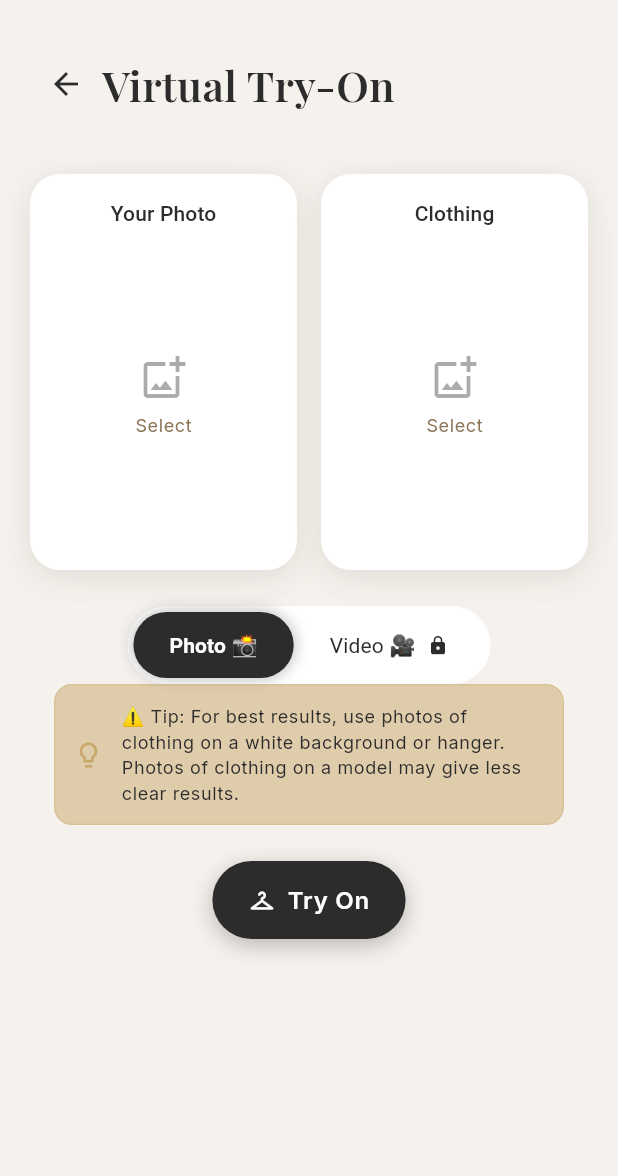
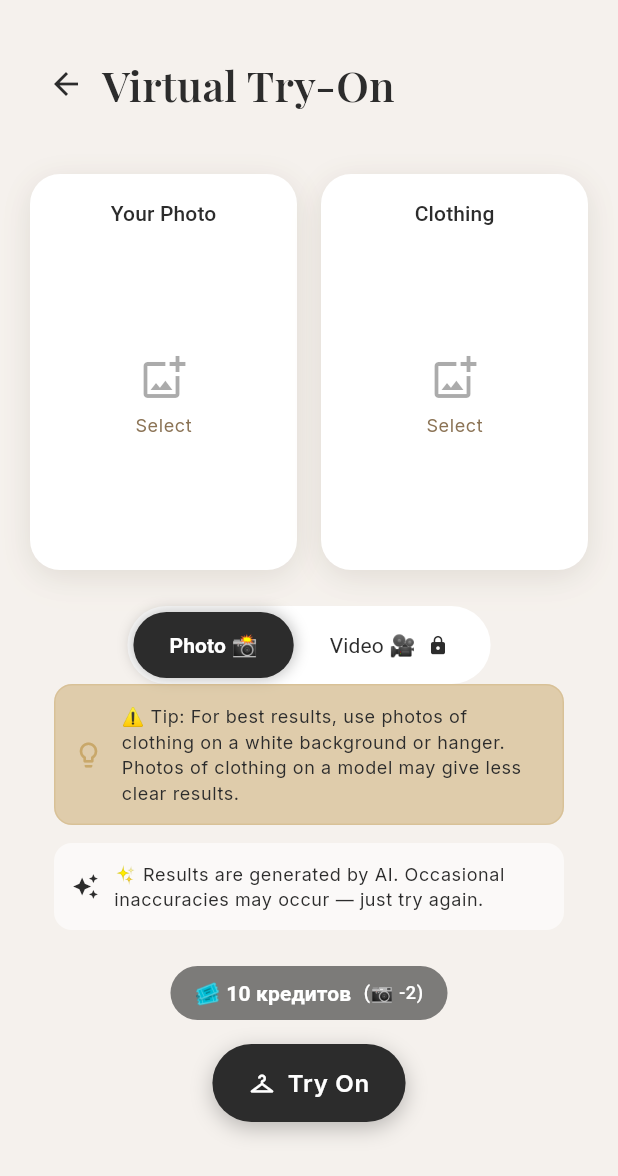
Before and after one commit to kaurinho-svg/waura_backend, a Flutter app: the VogueTryOnScreen screen opened by its route, on a phone screen of 412 x 824 dp. Shown: the top 1176 px of the screen. Run offline on Flutter 3.47's test engine with Material 3 defaults, Android fonts, the light colour scheme and no system bars; our stand-ins replace cached_network_image, flutter_markdown, google_fonts, image_picker, share_plus, shared_preferences and 2 more; missing offline and left inert: gal, media_store_plus; accounts and stored records are empty.

Commit message:
feat: credit system

```diff
--- a/assets/translations/en.json
+++ b/assets/translations/en.json
@@ -249,6 +249,7 @@
     "try_on_step_2": "Step 2/2: Animating video (~40s)...",
     "try_on_processing": "Putting on clothes...",
     "try_on_clothing_warning": "⚠️ Tip: For best results, use photos of clothing on a white background or hanger. Photos of clothing on a model may give less clear results.",
+    "try_on_ai_disclaimer": "✨ Results are generated by AI. Occasional inaccuracies may occur — just try again.",
     "try_on_error_select_both": "Select both photos (you and clothing)",
     "try_on_section_result": "Result",
     "try_on_save_success": "Saved to My Looks!",
--- a/assets/translations/kk.json
+++ b/assets/translations/kk.json
@@ -245,6 +245,7 @@
     "try_on_step_2": "2/2 қадам: Видеоны жандандыру (~40 сек)...",
     "try_on_processing": "Киініп жатырмыз...",
     "try_on_clothing_warning": "⚠️ Кеңес: Жақсы нәтиже үшін ақ фонда немесе ілгіште тұрған киім фотосын пайдаланыңыз. Модельдегі киім фотосы нәтижені нашар етуі мүмкін.",
+    "try_on_ai_disclaimer": "✨ Нәтижені жасанды интеллект жасайды. Кейде қателер болуы мүмкін — қайтадан көріңіз.",
     "try_on_error_select_both": "Екі фотоны да таңдаңыз (өзіңіз және киім)",
     "try_on_section_result": "Нәтиже",
     "try_on_save_success": "«Менің образдарым» бөлімінде сақталды",
--- a/assets/translations/ru.json
+++ b/assets/translations/ru.json
@@ -244,6 +244,7 @@
     "try_on_step_2": "Шаг 2/2: Оживляем видео (занимает ~40 сек)...",
     "try_on_processing": "Надеваем одежду...",
     "try_on_clothing_warning": "⚠️ Совет: Для лучшего результата используйте фото одежды на белом фоне или вешалке. Фото одежды на модели может дать менее четкий результат.",
+    "try_on_ai_disclaimer": "✨ Результат создаётся нейросетью. Иногда возможны неточности — просто попробуйте ещё раз.",
     "try_on_error_select_both": "Выберите оба фото (себя и одежды)",
     "try_on_section_result": "Результат",
     "try_on_save_success": "Образ сохранён в «Мои образы»",
--- a/backend_server/requirements.txt
+++ b/backend_server/requirements.txt
@@ -10,3 +10,4 @@ duckduckgo-search>=5.3.0
 meilisearch>=0.28.0
 httpx>=0.25.0
 requests>=2.31.0
+supabase>=2.0.0
--- a/lib/models/app_user.dart
+++ b/lib/models/app_user.dart
@@ -13,6 +13,9 @@ class AppUser {
   // Premium Status
   final bool isPremium;
 
+  // Try-On Credits
+  final int tryOnCredits;
+
   const AppUser({
     required this.name,
     required this.email,
@@ -20,6 +23,7 @@ class AppUser {
     required this.role,
     this.storeIds = const [],
     this.isPremium = false,
+    this.tryOnCredits = 10,
   });
 
   Map<String, dynamic> toJson() => {
@@ -29,6 +33,7 @@ class AppUser {
         "role": role.name,
         "storeIds": storeIds,
         "is_premium": isPremium,
+        "try_on_credits": tryOnCredits,
       };
 
   static AppUser fromJson(Map<String, dynamic> json) {
@@ -42,6 +47,7 @@ class AppUser {
       role: UserRole.values.byName(roleStr),
       storeIds: (json["storeIds"] as List?)?.cast<String>() ?? [],
       isPremium: (json["is_premium"] as bool?) ?? false,
+      tryOnCredits: (json["try_on_credits"] as int?) ?? 10,
     );
   }
 
@@ -59,6 +65,7 @@ class AppUser {
     UserRole? role,
     List<String>? storeIds,
     bool? isPremium,
+    int? tryOnCredits,
   }) {
     return AppUser(
       name: name ?? this.name,
@@ -67,6 +74,7 @@ class AppUser {
       role: role ?? this.role,
       storeIds: storeIds ?? this.storeIds,
       isPremium: isPremium ?? this.isPremium,
+      tryOnCredits: tryOnCredits ?? this.tryOnCredits,
     );
   }
 }
--- a/lib/screens/vogue_try_on_screen.dart
+++ b/lib/screens/vogue_try_on_screen.dart
@@ -5,19 +5,19 @@ import 'package:flutter/foundation.dart' show kIsWeb;
 import 'package:flutter/material.dart';
 import 'package:image_picker/image_picker.dart';
 import 'package:provider/provider.dart';
-import 'package:video_player/video_player.dart'; // [NEW]
+import 'package:video_player/video_player.dart';
+import 'package:supabase_flutter/supabase_flutter.dart';
 
 import '../providers/looks_provider.dart';
-import '../services/nano_banana_api.dart'; // VTON (Step 1)
-import '../services/video_generation_service.dart'; // Kling Video (Step 2)
+import '../services/nano_banana_api.dart';
+import '../services/video_generation_service.dart';
 import '../ui/components/premium_card.dart';
 import '../ui/components/section_header.dart';
 import '../ui/components/action_button.dart';
 import '../ui/components/try_on_animation.dart';
-import '../ui/components/try_on_animation.dart';
 import '../l10n/app_localizations.dart';
-import '../providers/auth_provider.dart'; // [NEW]
-import 'premium_paywall_screen.dart'; // [NEW]
+import '../providers/auth_provider.dart';
+import 'premium_paywall_screen.dart';
 
 /// VOGUE.AI Style Try-On Screen
 class VogueTryOnScreen extends StatefulWidget {
@@ -156,14 +156,26 @@ class _VogueTryOnScreenState extends State<VogueTryOnScreen> {
       final userUrl = await _api.uploadTemp(_userImage!);
       final clothingUrl = await _api.uploadTemp(_clothingImage!);
 
-      // 2. Photo Mode: Use Nano Banana PRO
+      final authProvider = context.read<AuthProvider>();
+      final supaUserId = Supabase.instance.client.auth.currentUser?.id;
+
+      // 2. Photo Mode
       if (!_isVideoMode) {
         final result = await _api.edit(
           user_image_url: userUrl,
           clothing_image_url: clothingUrl,
           style_prompt: '',
           is_premium: isPremium,
+          user_id: supaUserId,
         );
+
+        // Deduct 2 credits locally for instant UI update
+        authProvider.deductCreditsLocally(2);
+
+        // Use remaining_credits from response if available
+        if (result['remaining_credits'] != null) {
+          authProvider.deductCreditsLocally(0); // noop — already deducted on backend
+        }
 
         final staticUrl = _api.extractResultImageUrl(result);
         if (staticUrl == null) throw Exception('Не удалось создать образ (нет картинки)');
@@ -177,17 +189,21 @@ class _VogueTryOnScreenState extends State<VogueTryOnScreen> {
         return;
       }
 
-      // 3. Video Mode: Direct video try-on using Kling (PREMIUM ONLY)
+      // 3. Video Mode
       if (!mounted) return;
       setState(() {
-        _loadingMessage = context.tr('try_on_step_2'); // "Generating video..."
+        _loadingMessage = context.tr('try_on_step_2');
       });
 
       final videoResult = await _api.videoTryOn(
         user_image_url: userUrl,
         clothing_image_url: clothingUrl,
         style_prompt: '',
+        user_id: supaUserId,
       );
+
+      // Deduct 10 credits locally
+      authProvider.deductCreditsLocally(10);
 
       // Extract video URL from result
       String? videoUrl;
@@ -199,7 +215,6 @@ class _VogueTryOnScreenState extends State<VogueTryOnScreen> {
 
       if (videoUrl == null) throw Exception('Video generation failed: no video URL returned');
 
-      // Initialize Video Player
       final controller = VideoPlayerController.networkUrl(Uri.parse(videoUrl));
       await controller.initialize();
       controller.setLooping(true);
@@ -213,6 +228,13 @@ class _VogueTryOnScreenState extends State<VogueTryOnScreen> {
         _loadingMessage = null;
       });
 
+    } on InsufficientCreditsException {
+      if (!mounted) return;
+      setState(() {
+        _loading = false;
+        _loadingMessage = null;
+      });
+      _showPaywall();
     } catch (e) {
       if (!mounted) return;
       setState(() {
@@ -264,7 +286,6 @@ class _VogueTryOnScreenState extends State<VogueTryOnScreen> {
 
   @override
   void dispose() {
-    _promptCtrl.dispose();
     _disposeVideoController();
     super.dispose();
   }
@@ -389,7 +410,85 @@ class _VogueTryOnScreenState extends State<VogueTryOnScreen> {
                     ),
                   ),
 
+                  const SizedBox(height: 12),
+
+                  // AI disclaimer notice
+                  Padding(
+                    padding: const EdgeInsets.symmetric(horizontal: 16),
+                    child: Container(
+                      padding: const EdgeInsets.all(12),
+                      decoration: BoxDecoration(
+                        color: theme.colorScheme.surfaceContainerHighest.withOpacity(0.6),
+                        borderRadius: BorderRadius.circular(12),
+                      ),
+                      child: Row(
+                        children: [
+                          Icon(
+                            Icons.auto_awesome,
+                            size: 18,
+                            color: theme.colorScheme.outline,
+                          ),
+                          const SizedBox(width: 10),
+                          Expanded(
+                            child: Text(
+                              context.tr('try_on_ai_disclaimer'),
+                              style: theme.textTheme.bodySmall?.copyWith(
+                                color: theme.colorScheme.onSurfaceVariant,
+                                height: 1.4,
+                              ),
+                            ),
+                          ),
+                        ],
+                      ),
+                    ),
+                  ),
+
                   const SizedBox(height: 24),
+
+                  // Credit balance badge
+                  Consumer<AuthProvider>(
+                    builder: (context, auth, _) {
+                      final credits = auth.user?.tryOnCredits ?? 0;
+                      final costIcon = _isVideoMode ? '🎬 -10' : '📷 -2';
+                      final isLow = credits < (_isVideoMode ? 10 : 2);
+                      return Center(
+                        child: Container(
+                          padding: const EdgeInsets.symmetric(horizontal: 16, vertical: 8),
+                          decoration: BoxDecoration(
+                            color: isLow
+                                ? theme.colorScheme.errorContainer.withOpacity(0.7)
+                                : theme.colorScheme.primaryContainer.withOpacity(0.6),
+                            borderRadius: BorderRadius.circular(20),
+                          ),
+                          child: Row(
+                            mainAxisSize: MainAxisSize.min,
+                            children: [
+                              Text(
+                                '🎟 $credits кредитов',
+                                style: theme.textTheme.labelLarge?.copyWith(
+                                  color: isLow
+                                      ? theme.colorScheme.onErrorContainer
+                                      : theme.colorScheme.onPrimaryContainer,
+                                  fontWeight: FontWeight.w600,
+                                ),
+                              ),
+                              const SizedBox(width: 8),
+                              Text(
+                                '($costIcon)',
+                                style: theme.textTheme.labelMedium?.copyWith(
+                                  color: isLow
+                                      ? theme.colorScheme.onErrorContainer
+                                      : theme.colorScheme.onPrimaryContainer,
+                                ),
+                              ),
+                            ],
+                          ),
+                        ),
+                      );
+                    },
+                  ),
+
+                  const SizedBox(height: 16),
 
                   // Try-On Button
                   Center(
```
Also changed, not shown: lib/providers/auth_provider.dart (+26 -1 lines), lib/services/nano_banana_api.dart (+32 -12 lines), 2 other files.
